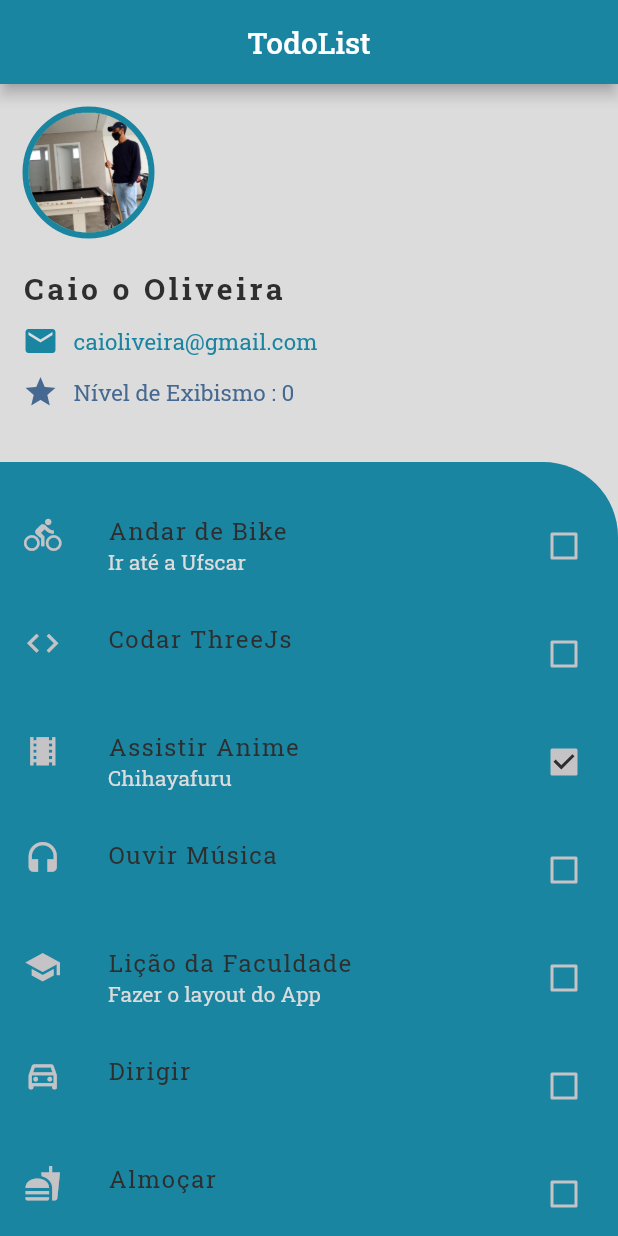
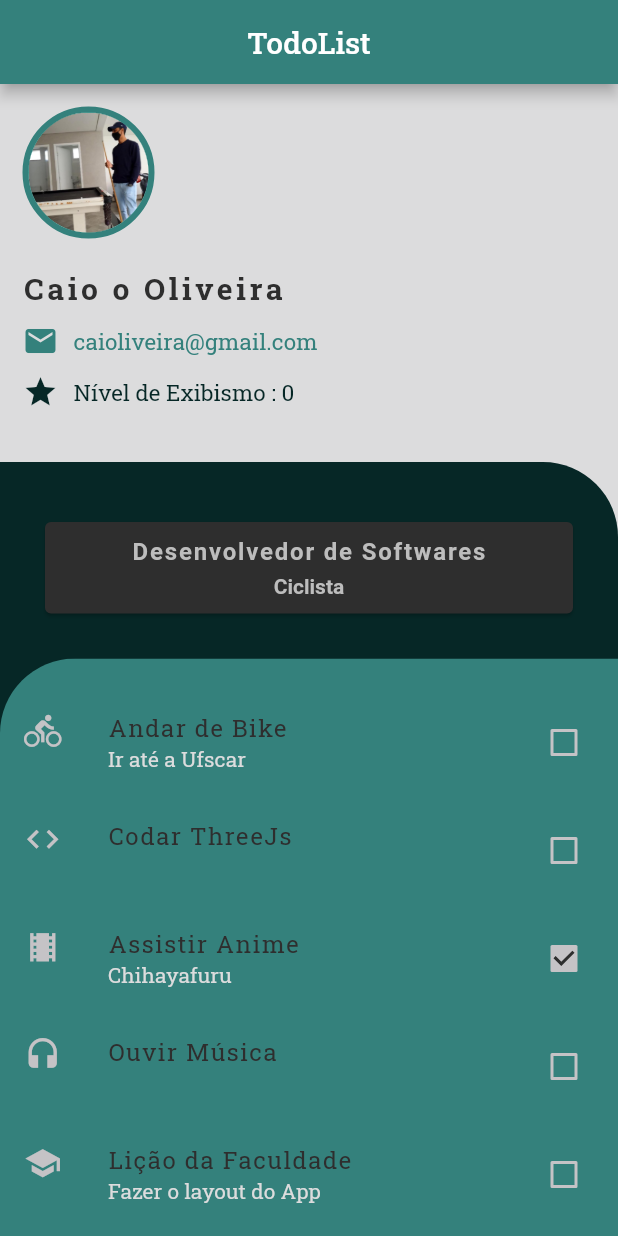
Before and after one commit to AmandaCleto/flutter--todo-list--front, a Flutter app: the screen it shows after launch, on a phone screen of 412 x 824 dp. Run offline on Flutter 3.47's test engine with Material 2 defaults, Android fonts, the light colour scheme and no system bars.

Commit message:
created widget PersonalStats and importing it into main file

```diff
--- /dev/null
+++ b/lib/PersonalStats.dart
@@ -0,0 +1,46 @@
+import 'package:flutter/material.dart';
+
+import 'Stats.dart';
+
+class PersonalStats extends StatelessWidget {
+  final Stats stats;
+  PersonalStats({required this.stats});
+
+  @override
+  Widget build(BuildContext context) {
+    return Card(
+      color: Color(0xFF2E2E2E),
+      margin: EdgeInsets.all(30.0),
+      child: Padding(
+        padding: const EdgeInsets.all(10.0),
+        child: Column(
+          crossAxisAlignment: CrossAxisAlignment.stretch,
+          children: <Widget>[
+            Center(
+              child: Text(
+                stats.profission,
+                style: TextStyle(
+                  fontSize: 16.0,
+                  fontWeight: FontWeight.bold,
+                  color: Colors.grey[400],
+                  letterSpacing: 1.2,
+                ),
+              ),
+            ),
+            SizedBox(height: 6.0),
+            Center(
+              child: Text(
+                stats.hobby,
+                style: TextStyle(
+                  fontSize: 14.0,
+                  fontWeight: FontWeight.bold,
+                  color: Colors.grey[400],
+                ),
+              ),
+            ),
+          ],
+        ),
+      ),
+    );
+  }
+}
--- /dev/null
+++ b/lib/Stats.dart
@@ -0,0 +1,7 @@
+class Stats {
+  String profission;
+  String hobby;
+
+  //name properties
+  Stats({this.profission: '', this.hobby: ''});
+}
--- a/lib/main.dart
+++ b/lib/main.dart
@@ -1,6 +1,8 @@
 import 'package:flutter/material.dart';
 
 import 'Todo.dart';
+import 'Stats.dart';
+import 'PersonalStats.dart';
 
 void main() {
   runApp(App());
@@ -77,6 +79,9 @@ class HomePage extends StatefulWidget {
 class _HomePageState extends State<HomePage> {
   int sum = 0;
 
+  Stats stats =
+      Stats(profission: 'Desenvolvedor de Softwares', hobby: 'Ciclista');
+
   @override
   Widget build(BuildContext context) {
     return Scaffold(
@@ -88,7 +93,7 @@ class _HomePageState extends State<HomePage> {
           ),
         ),
         centerTitle: true,
-        backgroundColor: const Color(0xFF1985A1),
+        backgroundColor: const Color(0xFF34817C),
       ),
       body: SafeArea(
         child: Column(
@@ -109,7 +114,7 @@ class _HomePageState extends State<HomePage> {
                         decoration: new BoxDecoration(
                           shape: BoxShape.circle,
                           border: new Border.all(
-                            color: Color(0xFF1985A1),
+                            color: Color(0xFF34817C),
                             width: 4.0,
                           ),
                         ),
@@ -138,7 +143,7 @@ class _HomePageState extends State<HomePage> {
                         children: [
                           Icon(
                             Icons.email,
-                            color: Color(0xFF1985A1),
+                            color: Color(0xFF34817C),
                           ),
                           SizedBox(
                             width: 10.0,
@@ -146,7 +151,7 @@ class _HomePageState extends State<HomePage> {
                           Text(
                             'caioliveira@gmail.com',
                             style: TextStyle(
-                              color: Color(0xFF1985A1),
+                              color: Color(0xFF34817C),
                               fontSize: 15.0,
                               fontFamily: 'RobotoSlab',
                             ),
@@ -162,7 +167,7 @@ class _HomePageState extends State<HomePage> {
                             padding: EdgeInsets.zero,
                             constraints: BoxConstraints(),
                             icon: const Icon(Icons.star),
-                            color: Color(0xFF456990),
+                            color: Color(0xFF062726),
                             tooltip: 'aumenta o nível',
                             onPressed: () {
                               setState(() {
@@ -176,7 +181,7 @@ class _HomePageState extends State<HomePage> {
                           Text(
                             'Nível de Exibismo : $sum',
                             style: TextStyle(
-                                color: Color(0xFF456990),
+                                color: Color(0xFF062726),
                                 fontSize: 15.0,
                                 fontFamily: 'RobotoSlab'),
                           ),
@@ -195,7 +200,19 @@ class _HomePageState extends State<HomePage> {
                   topRight: Radius.circular(50),
                 ),
                 child: Container(
-                  color: Color(0xFF1985A1),
+                  color: Color(0xFF062726),
+                  child: Padding(
+                    padding: const EdgeInsets.fromLTRB(0, 10.0, 0, 0),
+                    child: Column(
+                      children: [
+                        PersonalStats(stats: stats),
+                        Expanded(
+                          child: ClipRRect(
+                            borderRadius: BorderRadius.only(
+                              topLeft: Radius.circular(50),
+                            ),
+                            child: Container(
+                              color: Color(0xFF34817C),
                               child: ListView.builder(
                                 padding: EdgeInsets.fromLTRB(0, 20.0, 0, 0),
                                 itemCount: widget.todoList.length,
@@ -242,7 +259,8 @@ class _HomePageState extends State<HomePage> {
                                             // checked color
                                             primarySwatch: Colors.pink,
                                             // border color
-                                unselectedWidgetColor: Color(0xFFC5C3C6)),
+                                            unselectedWidgetColor:
+                                                Color(0xFFC5C3C6)),
                                       ),
                                     ),
                                   );
@@ -254,6 +272,12 @@ class _HomePageState extends State<HomePage> {
                       ],
                     ),
                   ),
+                ),
+              ),
+            ),
+          ],
+        ),
+      ),
     );
   }
 }
```
Lines whose indentation alone changed are shown as unchanged.
